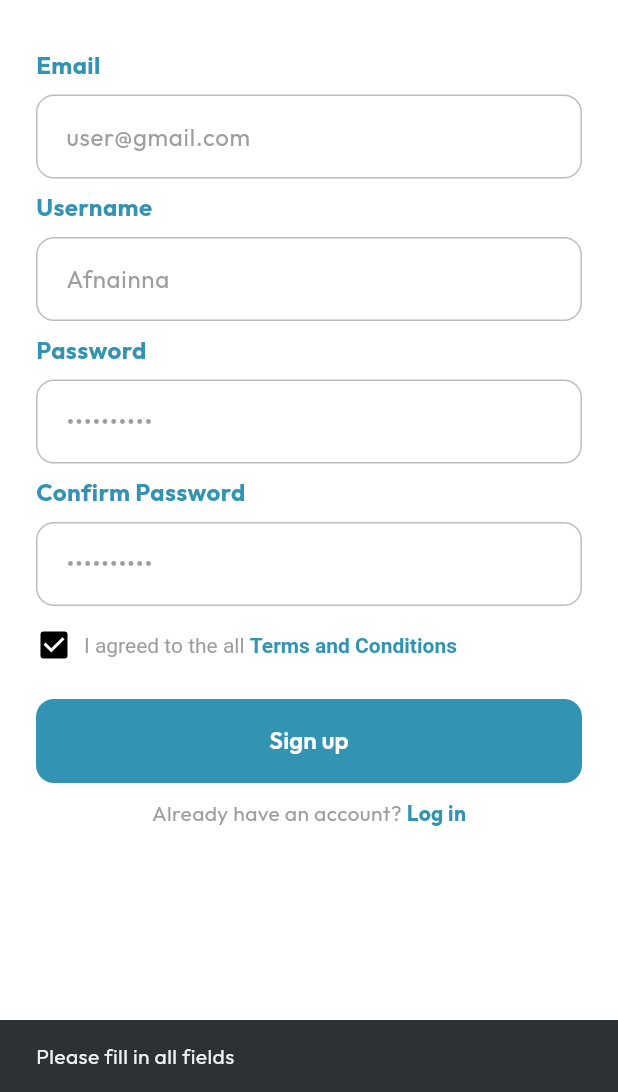
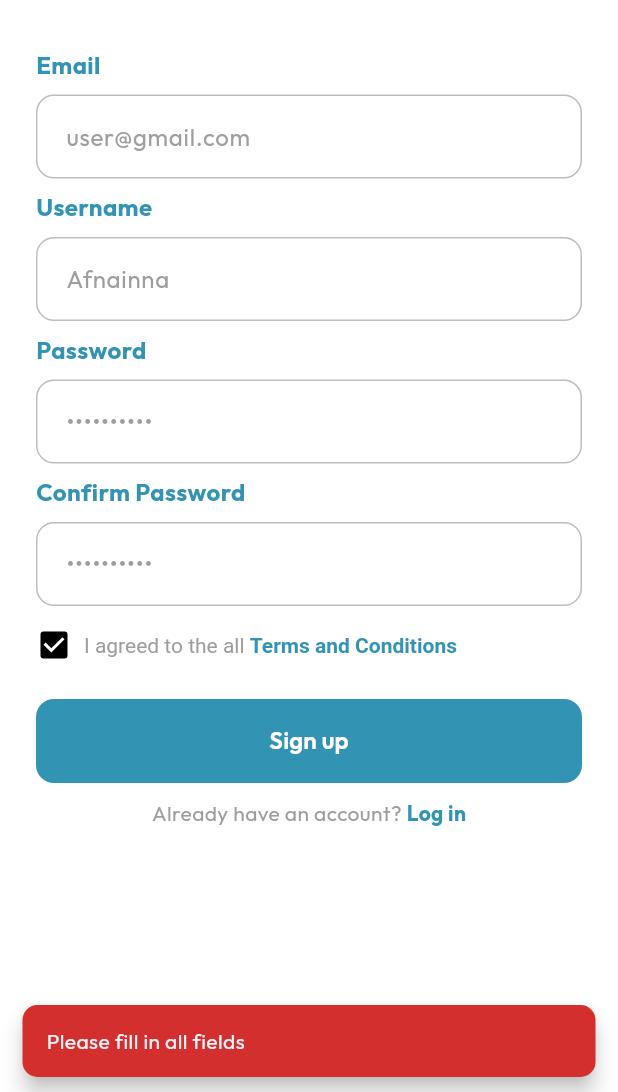
Before and after one commit to AfnanAnikk/Pet-Town-SE-Lab-Spring-26-, a Flutter app: the UserSignupPage screen opened directly, after a tap on "Sign up", on a phone screen of 412 x 824 dp, the part 144-1236 px from its top. Run offline on Flutter 3.47's test engine with Material 3 defaults, Android fonts, the phone set to English and light mode, and no system bars; our stand-ins replace google_fonts, image_picker, shared_preferences, socket_io_client; missing offline and left inert: crop_your_image, zego_uikit_prebuilt_call; accounts and stored records are empty; network calls fail.

Commit message:
constraints added

```diff
--- a/lib/pages/auth/user_signup_page.dart
+++ b/lib/pages/auth/user_signup_page.dart
@@ -19,30 +19,77 @@ class _UserSignupPageState extends State<UserSignupPage> {
   bool _isLoading = false;
   bool _agreedToTerms = true;
 
+  // ── Validators ────────────────────────────────────────────────────────────
+  bool _isValidEmail(String email) {
+    final emailRegex = RegExp(r'^[\w.+\-]+@[a-zA-Z0-9\-]+\.[a-zA-Z]{2,}$');
+    return emailRegex.hasMatch(email);
+  }
+
+  bool _isValidUsername(String username) {
+    // 3–30 chars, letters / digits / underscores only
+    final usernameRegex = RegExp(r'^[a-zA-Z0-9_]{3,30}$');
+    return usernameRegex.hasMatch(username);
+  }
+
+  bool _isStrongPassword(String password) {
+    // At least 8 chars, one uppercase letter, one digit
+    if (password.length < 8) return false;
+    if (!password.contains(RegExp(r'[A-Z]'))) return false;
+    if (!password.contains(RegExp(r'[0-9]'))) return false;
+    return true;
+  }
+
+  void _showError(String message) {
+    ScaffoldMessenger.of(context).showSnackBar(
+      SnackBar(
+        content: Text(message),
+        backgroundColor: Colors.red.shade700,
+        behavior: SnackBarBehavior.floating,
+        shape: RoundedRectangleBorder(borderRadius: BorderRadius.circular(10)),
+      ),
+    );
+  }
+  // ─────────────────────────────────────────────────────────────────────────
+
   Future<void> _handleSignup() async {
     final email = _emailController.text.trim();
     final username = _usernameController.text.trim();
     final password = _passwordController.text;
     final confirmPassword = _confirmPasswordController.text;
 
+    // ── Field presence ──
     if (email.isEmpty || username.isEmpty || password.isEmpty || confirmPassword.isEmpty) {
-      ScaffoldMessenger.of(context).showSnackBar(
-        const SnackBar(content: Text('Please fill in all fields')),
-      );
+      _showError('Please fill in all fields');
       return;
     }
 
-    if (password != confirmPassword) {
-      ScaffoldMessenger.of(context).showSnackBar(
-        const SnackBar(content: Text('Passwords do not match')),
-      );
+    // ── Email format ──
+    if (!_isValidEmail(email)) {
+      _showError('Please enter a valid email address (e.g. user@example.com)');
       return;
     }
 
+    // ── Username rules ──
+    if (!_isValidUsername(username)) {
+      _showError('Username must be 3–30 characters and contain only letters, digits, or underscores');
+      return;
+    }
+
+    // ── Password strength ──
+    if (!_isStrongPassword(password)) {
+      _showError('Password must be at least 8 characters and include an uppercase letter and a number');
+      return;
+    }
+
+    // ── Passwords match ──
+    if (password != confirmPassword) {
+      _showError('Passwords do not match');
+      return;
+    }
+
+    // ── Terms agreement ──
     if (!_agreedToTerms) {
-      ScaffoldMessenger.of(context).showSnackBar(
-        const SnackBar(content: Text('Please agree to Terms and Conditions')),
-      );
+      _showError('Please agree to the Terms and Conditions to continue');
       return;
     }
 
@@ -71,9 +118,7 @@ class _UserSignupPageState extends State<UserSignupPage> {
         MaterialPageRoute(builder: (_) => const LoginPage()),
       );
     } else {
-      ScaffoldMessenger.of(context).showSnackBar(
-        SnackBar(content: Text(result['message'] ?? 'Registration failed')),
-      );
+      _showError(result['message'] ?? 'Registration failed');
     }
   }
 
```
Also changed, not shown: lib/pages/auth/login_page.dart (+33 -6 lines), lib/pages/auth/sp_signup_page.dart (+67 -9 lines), lib/pages/home/home_page.dart (+20 -12 lines).
